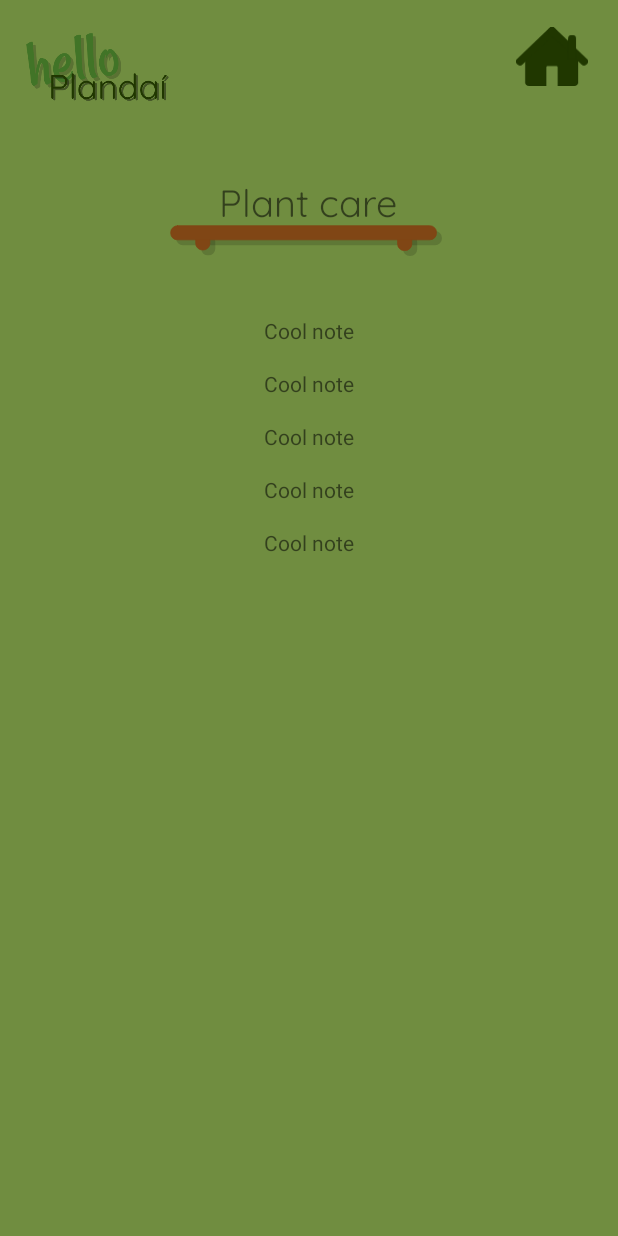
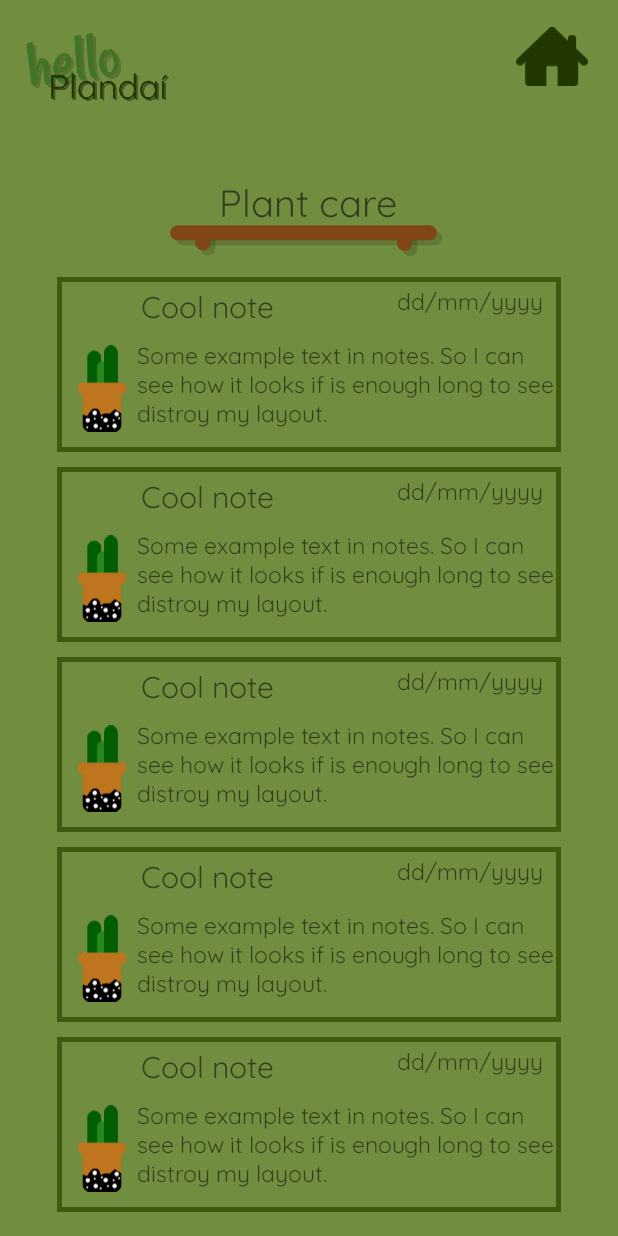
Before and after one commit to Zamerykanizowana/plandai, an Android app: the PlantCareActivity screen opened directly, with no data from a screen before it, on a phone screen of 412 x 824 dp. Run offline under Robolectric (Android 15) with nearby library versions, the phone set to English and light mode, and no system bars; our stand-ins replace Room's generated code.

Commit message:
Notes layout

```diff
--- a/app/src/main/java/com/example/myapplication/PlantRoomDatabase.kt
+++ b/app/src/main/java/com/example/myapplication/PlantRoomDatabase.kt
@@ -4,7 +4,7 @@ import android.content.Context
 import androidx.room.*
 import java.security.AccessControlContext
 
-@Database(entities = arrayOf(Plant::class, PlantCareNote::class), version = 3, exportSchema = false)
+@Database(entities = arrayOf(Plant::class, PlantCareNote::class), version = 4, exportSchema = false)
 @TypeConverters(DbConverters::class)
 public abstract class PlantRoomDatabase : RoomDatabase() {
     abstract fun plantDao(): PlantDao
--- /dev/null
+++ b/app/src/main/res/drawable/ic_cactus.xml
@@ -0,0 +1,120 @@
+<vector xmlns:android="http://schemas.android.com/apk/res/android"
+    android:width="19.446056dp"
+    android:height="34.45674dp"
+    android:viewportWidth="19.446056"
+    android:viewportHeight="34.45674">
+  <path
+      android:pathData="M6.555,2.3079L6.555,2.3079A2.5391,2.5391 0,0 1,9.094 4.847L9.094,20.0813A2.5391,2.5391 0,0 1,6.555 22.6204L6.555,22.6204A2.5391,2.5391 0,0 1,4.0159 20.0813L4.0159,4.847A2.5391,2.5391 0,0 1,6.555 2.3079z"
+      android:strokeWidth="0.5"
+      android:fillColor="#005d00"
+      android:strokeColor="#005d00"
+      android:strokeLineCap="round"/>
+  <path
+      android:pathData="M9.9021,6.5633L9.9021,6.5633A2.0108,2.0108 0,0 1,11.913 8.5741L11.913,18.9296A2.0108,2.0108 0,0 1,9.9021 20.9405L9.9021,20.9405A2.0108,2.0108 0,0 1,7.8913 18.9296L7.8913,8.5741A2.0108,2.0108 0,0 1,9.9021 6.5633z"
+      android:strokeWidth="0.5"
+      android:fillColor="#28861e"
+      android:strokeColor="#28861e"
+      android:strokeLineCap="round"/>
+  <path
+      android:pathData="M13.3181,0.25L13.3181,0.25A2.5391,2.5391 0,0 1,15.8572 2.7891L15.8572,18.0234A2.5391,2.5391 0,0 1,13.3181 20.5625L13.3181,20.5625A2.5391,2.5391 0,0 1,10.779 18.0234L10.779,2.7891A2.5391,2.5391 0,0 1,13.3181 0.25z"
+      android:strokeWidth="0.5"
+      android:fillColor="#005d00"
+      android:strokeColor="#005d00"
+      android:strokeLineCap="round"/>
+  <path
+      android:pathData="M4.5558,15.3079L14.8903,15.3079A2.3923,2.3923 0,0 1,17.2826 17.7002L17.2826,31.8145A2.3923,2.3923 0,0 1,14.8903 34.2067L4.5558,34.2067A2.3923,2.3923 0,0 1,2.1635 31.8145L2.1635,17.7002A2.3923,2.3923 0,0 1,4.5558 15.3079z"
+      android:strokeWidth="0.5"
+      android:fillColor="#be751e"
+      android:strokeColor="#be751e"
+      android:strokeLineCap="round"/>
+  <path
+      android:pathData="M1.6501,15.2135L17.796,15.2135A1.4001,1.4001 0,0 1,19.1961 16.6136L19.1961,17.6876A1.4001,1.4001 0,0 1,17.796 19.0877L1.6501,19.0877A1.4001,1.4001 0,0 1,0.25 17.6876L0.25,16.6136A1.4001,1.4001 0,0 1,1.6501 15.2135z"
+      android:strokeWidth="0.5"
+      android:fillColor="#be751e"
+      android:strokeColor="#be751e"
+      android:strokeLineCap="round"/>
+  <path
+      android:pathData="m8.8347,27.6763c1.4654,1.0629 0.7103,-0.8561 3.6722,-0.1897 1.293,0.2909 1.8812,-2.3849 2.8379,-1.4677 1.1312,1.0846 1.1862,0.2165 1.9043,1.3846l0.0334,4.4109c0.01,1.3253 -1.067,2.3923 -2.3923,2.3923L4.5558,34.2067c-1.3253,0 -2.3923,-1.067 -2.3923,-2.3923v-2.6159,-1.2027c0.4887,-0.2768 1.1162,0.8367 1.623,0.3974 0.4472,-0.3877 0.7709,-1.0998 1.2436,-1.7169 0.806,-1.0521 0.8773,-1.27 2.201,-1.205 0.9762,0.0479 1.4274,0.9127 1.6036,2.205z"
+      android:strokeWidth="0.5"
+      android:fillColor="#000000"
+      android:strokeColor="#000000"
+      android:strokeLineCap="round"/>
+  <path
+      android:pathData="m4.6162,29.8971a0.6682,0.6682 0,0 1,-0.6285 0.7041,0.6682 0.6682,0 0,1 -0.7056,-0.6268 0.6682,0.6682 0,0 1,0.6251 -0.7071,0.6682 0.6682,0 0,1 0.7086,0.6234"
+      android:strokeWidth="0.5"
+      android:fillColor="#ffffff"
+      android:strokeColor="#ffffff"
+      android:strokeLineCap="round"/>
+  <path
+      android:pathData="m11.8325,29.8302a0.6682,0.6682 0,0 1,-0.6285 0.7041,0.6682 0.6682,0 0,1 -0.7056,-0.6268 0.6682,0.6682 0,0 1,0.6251 -0.7071,0.6682 0.6682,0 0,1 0.7086,0.6234"
+      android:strokeWidth="0.5"
+      android:fillColor="#ffffff"
+      android:strokeColor="#ffffff"
+      android:strokeLineCap="round"/>
+  <path
+      android:pathData="m7.8235,32.2023a0.6682,0.6682 0,0 1,-0.6285 0.7041,0.6682 0.6682,0 0,1 -0.7056,-0.6268 0.6682,0.6682 0,0 1,0.6251 -0.7071,0.6682 0.6682,0 0,1 0.7086,0.6234"
+      android:strokeWidth="0.5"
+      android:fillColor="#ffffff"
+      android:strokeColor="#ffffff"
+      android:strokeLineCap="round"/>
+  <path
+      android:pathData="m16.3093,27.3914a0.6682,0.6682 0,0 1,-0.6285 0.7041,0.6682 0.6682,0 0,1 -0.7056,-0.6268 0.6682,0.6682 0,0 1,0.6251 -0.7071,0.6682 0.6682,0 0,1 0.7086,0.6234"
+      android:strokeWidth="0.5"
+      android:fillColor="#ffffff"
+      android:strokeColor="#ffffff"
+      android:strokeLineCap="round"/>
+  <path
+      android:pathData="m15.4741,32.1689a0.6682,0.6682 0,0 1,-0.6285 0.7041,0.6682 0.6682,0 0,1 -0.7056,-0.6268 0.6682,0.6682 0,0 1,0.6251 -0.7071,0.6682 0.6682,0 0,1 0.7086,0.6234"
+      android:strokeWidth="0.5"
+      android:fillColor="#ffffff"
+      android:strokeColor="#ffffff"
+      android:strokeLineCap="round"/>
+  <path
+      android:pathData="m7.4226,26.9571a0.6682,0.6682 0,0 1,-0.6285 0.7041,0.6682 0.6682,0 0,1 -0.7056,-0.6268 0.6682,0.6682 0,0 1,0.6251 -0.7071,0.6682 0.6682,0 0,1 0.7086,0.6234"
+      android:strokeWidth="0.5"
+      android:fillColor="#ffffff"
+      android:strokeColor="#ffffff"
+      android:strokeLineCap="round"/>
+  <path
+      android:pathData="m14.709,29.9173a0.3035,0.3035 0,0 1,-0.2855 0.3198,0.3035 0.3035,0 0,1 -0.3205,-0.2847 0.3035,0.3035 0,0 1,0.2839 -0.3212,0.3035 0.3035,0 0,1 0.3219,0.2832"
+      android:strokeWidth="0.2271046"
+      android:fillColor="#ffffff"
+      android:strokeColor="#ffffff"
+      android:strokeLineCap="round"/>
+  <path
+      android:pathData="m7.0585,29.3159a0.3035,0.3035 0,0 1,-0.2855 0.3198,0.3035 0.3035,0 0,1 -0.3205,-0.2847 0.3035,0.3035 0,0 1,0.2839 -0.3212,0.3035 0.3035,0 0,1 0.3219,0.2832"
+      android:strokeWidth="0.2271046"
+      android:fillColor="#ffffff"
+      android:strokeColor="#ffffff"
+      android:strokeLineCap="round"/>
+  <path
+      android:pathData="m9.4305,33.1913a0.3035,0.3035 0,0 1,-0.2855 0.3198,0.3035 0.3035,0 0,1 -0.3205,-0.2847 0.3035,0.3035 0,0 1,0.2839 -0.3212,0.3035 0.3035,0 0,1 0.3219,0.2832"
+      android:strokeWidth="0.2271046"
+      android:fillColor="#ffffff"
+      android:strokeColor="#ffffff"
+      android:strokeLineCap="round"/>
+  <path
+      android:pathData="m9.9316,28.7146a0.3035,0.3035 0,0 1,-0.2855 0.3198,0.3035 0.3035,0 0,1 -0.3205,-0.2847 0.3035,0.3035 0,0 1,0.2839 -0.3212,0.3035 0.3035,0 0,1 0.3219,0.2832"
+      android:strokeWidth="0.2271046"
+      android:fillColor="#ffffff"
+      android:strokeColor="#ffffff"
+      android:strokeLineCap="round"/>
+  <path
+      android:pathData="m3.9849,32.7236a0.3035,0.3035 0,0 1,-0.2855 0.3198,0.3035 0.3035,0 0,1 -0.3205,-0.2847 0.3035,0.3035 0,0 1,0.2839 -0.3212,0.3035 0.3035,0 0,1 0.3219,0.2832"
+      android:strokeWidth="0.2271046"
+      android:fillColor="#ffffff"
+      android:strokeColor="#ffffff"
+      android:strokeLineCap="round"/>
+  <path
+      android:pathData="m16.9474,29.0821a0.3035,0.3035 0,0 1,-0.2855 0.3198,0.3035 0.3035,0 0,1 -0.3205,-0.2847 0.3035,0.3035 0,0 1,0.2839 -0.3212,0.3035 0.3035,0 0,1 0.3219,0.2832"
+      android:strokeWidth="0.2271046"
+      android:fillColor="#ffffff"
+      android:strokeColor="#ffffff"
+      android:strokeLineCap="round"/>
+  <path
+      android:pathData="m12.4038,32.2559a0.3035,0.3035 0,0 1,-0.2855 0.3198,0.3035 0.3035,0 0,1 -0.3205,-0.2847 0.3035,0.3035 0,0 1,0.2839 -0.3212,0.3035 0.3035,0 0,1 0.3219,0.2832"
+      android:strokeWidth="0.2271046"
+      android:fillColor="#ffffff"
+      android:strokeColor="#ffffff"
+      android:strokeLineCap="round"/>
+</vector>
--- a/app/src/main/res/layout/plant_care.xml
+++ b/app/src/main/res/layout/plant_care.xml
@@ -61,13 +61,14 @@
     <androidx.recyclerview.widget.RecyclerView
         android:id="@+id/recycler_view"
         android:layout_width="match_parent"
-        android:layout_height="460dp"
+        android:layout_height="wrap_content"
         android:layout_marginLeft="28dp"
         android:layout_marginRight="28dp"
-        android:layout_marginTop="28dp"
         app:layoutManager="LinearLayoutManager"
+        app:layout_constraintBottom_toBottomOf="parent"
         app:layout_constraintEnd_toEndOf="parent"
         app:layout_constraintStart_toStartOf="parent"
-        app:layout_constraintTop_toBottomOf="@+id/imageView13"/>
+        app:layout_constraintTop_toBottomOf="@+id/imageView13"
+        app:layout_constraintVertical_bias="0.0" />
 
 </androidx.constraintlayout.widget.ConstraintLayout>
--- a/app/src/main/res/layout/plant_care_item.xml
+++ b/app/src/main/res/layout/plant_care_item.xml
@@ -3,16 +3,66 @@
     xmlns:app="http://schemas.android.com/apk/res-auto"
     xmlns:tools="http://schemas.android.com/tools"
     android:layout_width="match_parent"
-    android:layout_height="wrap_content">
+    android:layout_height="wrap_content"
+    android:background="@drawable/my_button_bg"
+    android:layout_marginLeft="10dp"
+    android:layout_marginTop="10dp"
+    android:layout_marginRight="10dp">
+
 
     <TextView
         android:id="@+id/pc_title"
         android:layout_width="wrap_content"
         android:layout_height="wrap_content"
-        android:layout_margin="8dp"
-        android:text="TextView"
+        android:fontFamily="@font/quicksand"
+        android:text="Note's title #id"
+        android:textSize="20dp"
         app:layout_constraintBottom_toBottomOf="parent"
         app:layout_constraintEnd_toEndOf="parent"
+        app:layout_constraintHorizontal_bias="0.05"
+        app:layout_constraintStart_toEndOf="@+id/imageView3"
+        app:layout_constraintTop_toTopOf="parent"
+        app:layout_constraintVertical_bias="0.05" />
+
+    <TextView
+        android:id="@+id/note_date"
+        android:layout_width="wrap_content"
+        android:layout_height="wrap_content"
+        android:fontFamily="@font/quicksand"
+        android:text="dd/mm/yyyy"
+        android:textSize="15dp"
+        app:layout_constraintBottom_toBottomOf="parent"
+        app:layout_constraintEnd_toEndOf="parent"
+        app:layout_constraintHorizontal_bias="0.95"
+        app:layout_constraintVertical_bias="0.05"
         app:layout_constraintStart_toStartOf="parent"
-        app:layout_constraintTop_toTopOf="parent" />
+        app:layout_constraintTop_toTopOf="parent"
+        tools:ignore="MissingConstraints" />
+
+    <TextView
+        android:id="@+id/note"
+        android:layout_width="288dp"
+        android:layout_height="68dp"
+        android:layout_margin="8dp"
+        android:fontFamily="@font/quicksand"
+        android:text="Some example text in notes. So I can see how it looks if is enough long to see distroy my layout."
+        android:textSize="15dp"
+        app:layout_constraintBottom_toBottomOf="parent"
+        app:layout_constraintEnd_toEndOf="parent"
+        app:layout_constraintHorizontal_bias="0.05"
+        app:layout_constraintStart_toEndOf="@+id/imageView3"
+        app:layout_constraintTop_toBottomOf="@+id/pc_title"
+        app:layout_constraintVertical_bias="0.05" />
+
+    <ImageView
+        android:id="@+id/imageView3"
+        android:layout_width="32dp"
+        android:layout_height="66dp"
+        app:layout_constraintBottom_toBottomOf="parent"
+        app:layout_constraintEnd_toEndOf="parent"
+        app:layout_constraintHorizontal_bias="0.047"
+        app:layout_constraintStart_toStartOf="parent"
+        app:layout_constraintTop_toTopOf="parent"
+        app:layout_constraintVertical_bias="0.823"
+        app:srcCompat="@drawable/ic_cactus" />
 </androidx.constraintlayout.widget.ConstraintLayout>
```
